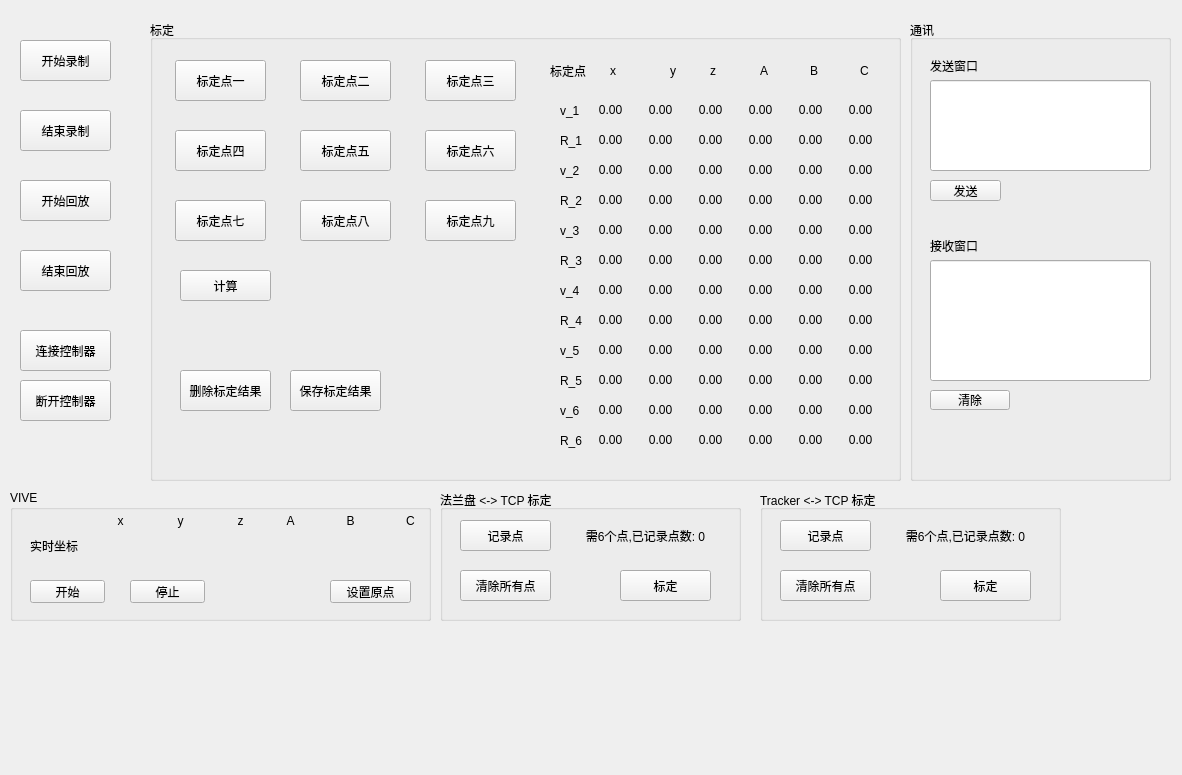
The window that src/ui/main_window.ui (h47vagary/vive_robot_calibration) describes before a commit, drawn with Qt 5.
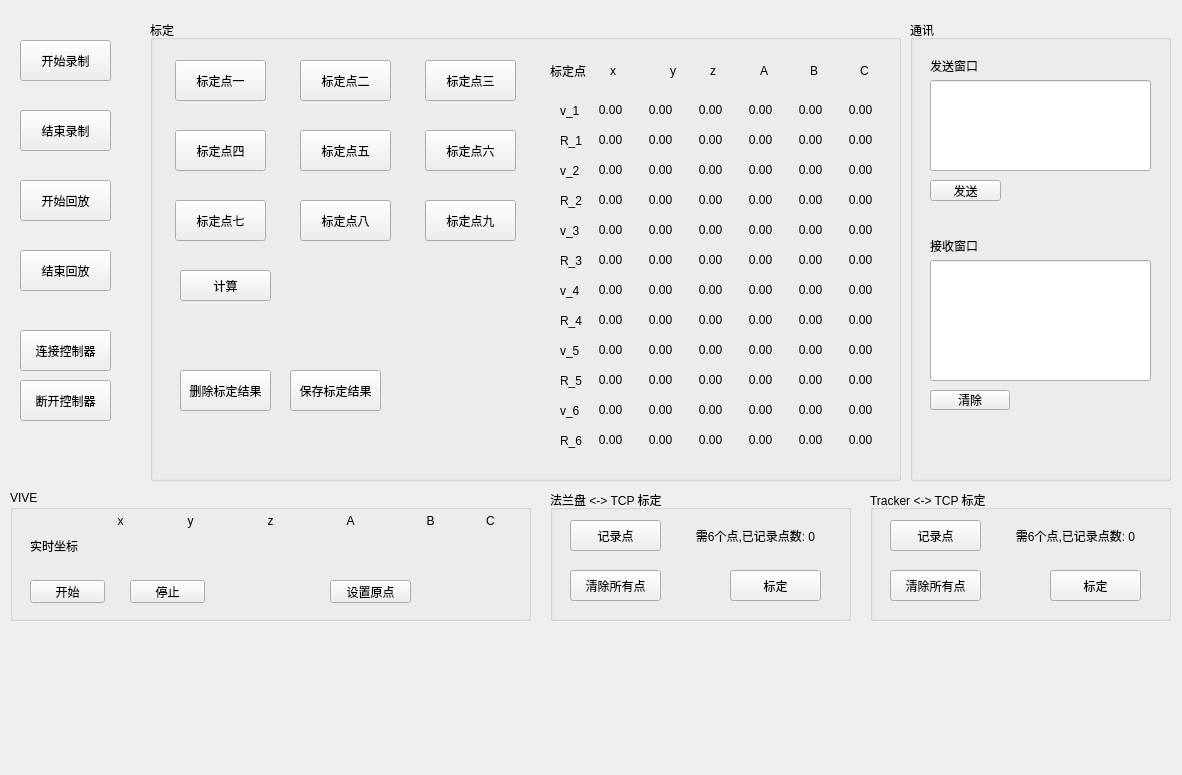
The same window after the commit.

Commit message: modify the vive unit and supplement the ui

```diff
--- a/src/ui/main_window.ui
+++ b/src/ui/main_window.ui
@@ -1785,7 +1785,7 @@
      <rect>
       <x>10</x>
       <y>490</y>
-      <width>421</width>
+      <width>521</width>
       <height>131</height>
      </rect>
     </property>
@@ -1837,7 +1837,7 @@
     <widget class="QLabel" name="label_vive_y_tag">
      <property name="geometry">
       <rect>
-       <x>160</x>
+       <x>170</x>
        <y>20</y>
        <width>21</width>
        <height>21</height>
@@ -1853,7 +1853,7 @@
     <widget class="QLabel" name="label_vive_z_tag">
      <property name="geometry">
       <rect>
-       <x>220</x>
+       <x>250</x>
        <y>20</y>
        <width>21</width>
        <height>21</height>
@@ -1869,7 +1869,7 @@
     <widget class="QLabel" name="label_vive_C_tag">
      <property name="geometry">
       <rect>
-       <x>390</x>
+       <x>470</x>
        <y>20</y>
        <width>21</width>
        <height>21</height>
@@ -1885,7 +1885,7 @@
     <widget class="QLabel" name="label_vive_B_tag">
      <property name="geometry">
       <rect>
-       <x>330</x>
+       <x>410</x>
        <y>20</y>
        <width>21</width>
        <height>21</height>
@@ -1901,7 +1901,7 @@
     <widget class="QLabel" name="label_vive_A_tag">
      <property name="geometry">
       <rect>
-       <x>270</x>
+       <x>330</x>
        <y>20</y>
        <width>21</width>
        <height>21</height>
@@ -1917,9 +1917,9 @@
     <widget class="QLabel" name="label_vive_z">
      <property name="geometry">
       <rect>
-       <x>210</x>
+       <x>230</x>
        <y>40</y>
-       <width>41</width>
+       <width>61</width>
        <height>21</height>
       </rect>
      </property>
@@ -1933,9 +1933,9 @@
     <widget class="QLabel" name="label_vive_B">
      <property name="geometry">
       <rect>
-       <x>320</x>
+       <x>380</x>
        <y>40</y>
-       <width>41</width>
+       <width>61</width>
        <height>21</height>
       </rect>
      </property>
@@ -1951,7 +1951,7 @@
       <rect>
        <x>150</x>
        <y>40</y>
-       <width>41</width>
+       <width>61</width>
        <height>21</height>
       </rect>
      </property>
@@ -1965,9 +1965,9 @@
     <widget class="QLabel" name="label_vive_x">
      <property name="geometry">
       <rect>
-       <x>90</x>
+       <x>80</x>
        <y>40</y>
-       <width>41</width>
+       <width>61</width>
        <height>21</height>
       </rect>
      </property>
@@ -1981,9 +1981,9 @@
     <widget class="QLabel" name="label_vive_C">
      <property name="geometry">
       <rect>
-       <x>380</x>
+       <x>450</x>
        <y>40</y>
-       <width>41</width>
+       <width>61</width>
        <height>21</height>
       </rect>
      </property>
@@ -1997,9 +1997,9 @@
     <widget class="QLabel" name="label_vive_A">
      <property name="geometry">
       <rect>
-       <x>260</x>
+       <x>310</x>
        <y>40</y>
-       <width>41</width>
+       <width>61</width>
        <height>21</height>
       </rect>
      </property>
@@ -2040,7 +2040,7 @@
    <widget class="QGroupBox" name="groupBox_flang2tcp_calib">
     <property name="geometry">
      <rect>
-      <x>440</x>
+      <x>550</x>
       <y>490</y>
       <width>301</width>
       <height>131</height>
@@ -2108,7 +2108,7 @@
    <widget class="QGroupBox" name="groupBox_tracker2tcp_calib">
     <property name="geometry">
      <rect>
-      <x>760</x>
+      <x>870</x>
       <y>490</y>
       <width>301</width>
       <height>131</height>
```
The commit also changes 4 other files.
